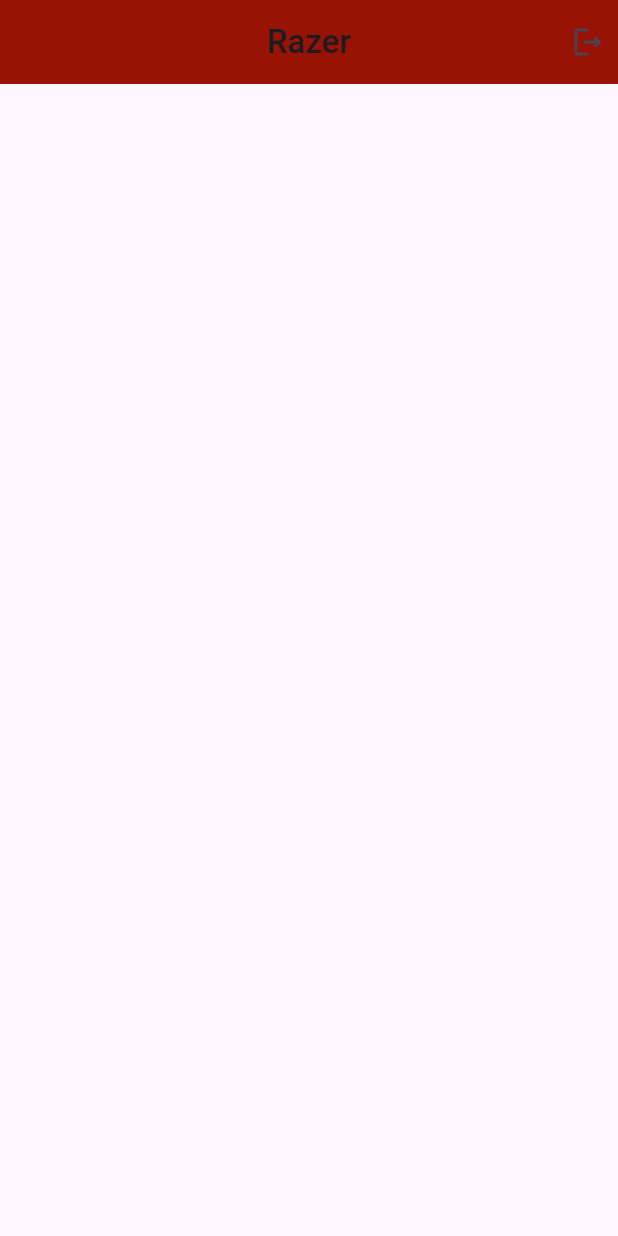
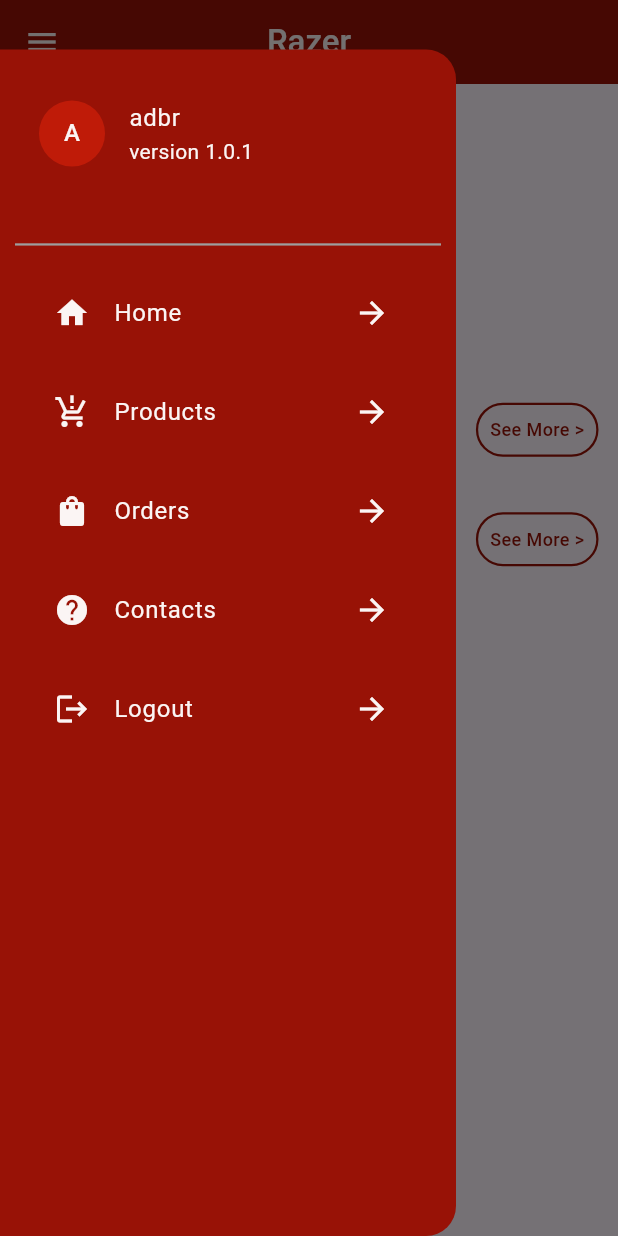
Before and after one commit to aman8757/shoping, a Flutter app: the MainScreen screen opened directly, with the side drawer open (before the commit the screen has no drawer), on a phone screen of 412 x 824 dp. Run offline on Flutter 3.47's test engine with Material 2 defaults, Android fonts, the light colour scheme and no system bars; drawn by our look-alikes of carousel_slider; our stand-ins replace cached_network_image, cloud_firestore, firebase_auth, firebase_core, firebase_messaging, flutter_easyloading and 4 more; accounts and stored records are empty.

Commit message:
home screen banner

```diff
--- /dev/null
+++ b/lib/controllers/banners-controller.dart
@@ -0,0 +1,32 @@
+// ignore_for_file: unused_local_variable, avoid_print, override_on_non_overriding_member
+
+import 'package:cloud_firestore/cloud_firestore.dart';
+import 'package:get/get.dart';
+
+class bannerController extends GetxController {
+  RxList<String> bannerUrls=RxList<String>();
+
+@override
+void onInit() {
+  super.onInit();
+  fetchBannersUrls();
+
+}
+// fetch banners
+
+Future<void> fetchBannersUrls() async {
+  try {
+     QuerySnapshot bannersSnapshot =
+   await FirebaseFirestore.instance.collection('banners').get();
+
+if (bannersSnapshot.docs.isNotEmpty) {
+  bannerUrls.value= bannersSnapshot.docs.map((doc) => doc['imageUrl'] as String).toList();
+}
+
+  } catch (e) {
+    print("error:$e");
+
+  }
+}
+
+}
--- a/lib/screens/auth-ui/splash-screen.dart
+++ b/lib/screens/auth-ui/splash-screen.dart
@@ -19,7 +19,7 @@
 
 
 class SplashScreen extends StatefulWidget {
-  const SplashScreen({super.key});0
+  const SplashScreen({super.key});
 
   @override
   State<SplashScreen> createState() => _SplashScreenState();
--- a/lib/screens/user-panel/main-screen.dart
+++ b/lib/screens/user-panel/main-screen.dart
@@ -1,47 +1,72 @@
-import 'package:firebase_auth/firebase_auth.dart';
+// ignore_for_file: prefer_const_constructors
+
+import 'package:flexshow/widgets/banner-widget.dart';
 import 'package:flutter/material.dart';
+import 'package:flutter/services.dart';
 import 'package:get/get.dart';
-import 'package:google_sign_in/google_sign_in.dart';
-
 import '../../utils/app-constant.dart';
-import '../auth-ui/welcome-screen.dart';
-
+import '../../widgets/custom-drawer-widget.dart';
+import '../../widgets/heading-widget.dart';
 
 class MainScreen extends StatelessWidget {
-    MainScreen({super.key});
+  const MainScreen({super.key});
 
   @override
   Widget build(BuildContext context) {
-    return Scaffold(  //backgroundColor: AppConstant.appSecondaryColor,
+    return Scaffold(
+      //backgroundColor: AppConstant.appSecondaryColor,
       //backgroundColor: Theme.of(context).colorScheme.primaryContainer,
 
-      appBar: AppBar(backgroundColor: AppConstant.appSecondaryColor,
+      appBar: AppBar(
+        iconTheme: IconThemeData(color: AppConstant.appTextColor),
+        systemOverlayStyle: SystemUiOverlayStyle(
+            statusBarColor: AppConstant.appSecondaryColor,
+            statusBarIconBrightness: Brightness.light),
+        backgroundColor: AppConstant.appSecondaryColor,
         // backgroundColor: Theme.of(context).colorScheme.inversePrimary,
 
         title: Text(
           AppConstant.appMainName,
-          style: TextStyle(fontWeight: FontWeight.w500),
+          style: TextStyle(
+              fontWeight: FontWeight.w500, color: AppConstant.appTextColor),
         ),
         centerTitle: true,
-        actions: [
-          GestureDetector(
-            onTap: () async {
-              GoogleSignIn googleSignIn = GoogleSignIn();
-              FirebaseAuth _auth = FirebaseAuth.instance;
-             await _auth.signOut();
-
-              await googleSignIn.signOut();
-              Get.offAll(() => WelcomeScreen());
-            },
-            child: Padding(
-              padding: const EdgeInsets.all(8.0),
-              child: Icon(Icons.logout_outlined),
-            ),
-          ),
-        ],
       ),
 
-      //  centerTitle: true,
+      drawer: DrawerWidget(),
+
+      body: SingleChildScrollView(
+        physics: BouncingScrollPhysics(),
+        child: Container(
+          child: Column(
+            children: [
+              SizedBox(
+                height:  Get.height /90.0,
+              ),
+              Text('Aman'),
+
+              // banners
+              BannerWidget(),
+
+              // heading
+
+              HeadingWidget(
+                headingTitle: "Categories",
+                headinhSubTitle: "According to your budget",
+                onTap: () {},
+                buttonText: "See More >",
+              ),
+               HeadingWidget(
+                headingTitle: "Flash Sale",
+                headinhSubTitle: "According to your budget",
+                onTap: () {},
+                buttonText: "See More >",
+              ),
+            ],
+          ),
+        ),
+
+      ),
     );
   }
 }
--- /dev/null
+++ b/lib/widgets/banner-widget.dart
@@ -0,0 +1,62 @@
+// ignore_for_file: unused_field, prefer_const_constructors
+
+import 'package:cached_network_image/cached_network_image.dart';
+import 'package:carousel_slider/carousel_slider.dart';
+import 'package:flutter/cupertino.dart';
+
+import 'package:flutter/material.dart';
+import 'package:get/get.dart';
+
+import '../controllers/banners-controller.dart';
+
+
+class BannerWidget extends StatefulWidget {
+  const BannerWidget({super.key});
+
+  @override
+  State<BannerWidget> createState() => _BannerWidgetState();
+}
+
+class _BannerWidgetState extends State<BannerWidget> {
+final CarouselController carouselController =CarouselController();
+
+final bannerController _bannerController= Get.put(bannerController());
+
+  @override
+  Widget build(BuildContext context) {
+    return Container(
+      child: Obx(() {
+        return CarouselSlider(
+          items: _bannerController.bannerUrls
+              .map((imageUrls) => ClipRRect(
+                    borderRadius: BorderRadius.circular(10.0),
+                    child: CachedNetworkImage(
+                      imageUrl: imageUrls,
+                      fit: BoxFit.cover,
+                      width: Get.width - 10,
+                      placeholder: (context, url) => ColoredBox(
+                        color: Colors.white,
+                        child: Center(
+                          child: CupertinoActivityIndicator(),
+                        ),
+                      ),
+                      errorWidget: (context, url, error) => Icon(Icons.error),
+
+
+
+
+
+                    ),
+                  ))
+              .toList(),
+          options: CarouselOptions(
+            scrollDirection: Axis.horizontal,
+            autoPlay: true,
+            aspectRatio: 2.5,
+            viewportFraction: 1,
+          ),
+        );
+      }),
+    );
+  }
+}
--- /dev/null
+++ b/lib/widgets/custom-drawer-widget.dart
@@ -0,0 +1,124 @@
+// ignore_for_file: prefer_const_constructors, prefer_const_literals_to_create_immutables, sort_child_properties_last, no_leading_underscores_for_local_identifiers
+
+import 'package:firebase_auth/firebase_auth.dart';
+import 'package:flexshow/utils/app-constant.dart';
+import 'package:flutter/material.dart';
+import 'package:get/get.dart';
+import 'package:google_sign_in/google_sign_in.dart';
+
+import '../screens/auth-ui/welcome-screen.dart';
+
+class DrawerWidget extends StatefulWidget {
+  const DrawerWidget({super.key});
+
+  @override
+  State<DrawerWidget> createState() => _DrawerWidgetState();
+}
+
+class _DrawerWidgetState extends State<DrawerWidget> {
+  @override
+  Widget build(BuildContext context) {
+    return Padding(
+      padding: EdgeInsets.only(top: Get.height / 25),
+      child: Drawer(
+        shape: RoundedRectangleBorder(
+            borderRadius: BorderRadius.only(
+          topRight: Radius.circular(20.0),
+          bottomRight: Radius.circular(20.0),
+        )),
+        child: Wrap(
+          runSpacing: 10,
+          children: [
+            Padding(
+              padding: const EdgeInsets.symmetric(horizontal: 10.0, vertical: 20.0),
+              child: ListTile(
+                titleAlignment: ListTileTitleAlignment.center,
+                title: Text("adbr",style: TextStyle(color: AppConstant.appTextColor),),
+                subtitle: Text("version 1.0.1",style: TextStyle(color: AppConstant.appTextColor)),
+                leading: CircleAvatar(radius: 22.0,
+                backgroundColor: AppConstant.appMainColor,
+                child: Text("A",style: TextStyle(color: AppConstant.appTextColor)),),
+
+              ),
+            ),
+            Divider(indent: 10.0, endIndent: 10.0,thickness: 1.5,
+            color: Colors.grey
+            ),
+             Padding(
+              padding: const EdgeInsets.symmetric(horizontal: 20.0,),
+              child: ListTile(
+                titleAlignment: ListTileTitleAlignment.center,
+                title: Text("Home",style: TextStyle(color: AppConstant.appTextColor)),
+
+                leading: Icon(Icons.home,color: AppConstant.appTextColor,),
+                trailing: Icon(Icons.arrow_forward,color: AppConstant.appTextColor),
+
+              ),
+            ),
+             Padding(
+              padding: const EdgeInsets.symmetric(horizontal: 20.0,),
+              child: ListTile(
+                titleAlignment: ListTileTitleAlignment.center,
+                title: Text("Products",style: TextStyle(color: AppConstant.appTextColor)),
+
+                leading: Icon(Icons.production_quantity_limits,color: AppConstant.appTextColor,),
+                trailing: Icon(Icons.arrow_forward,color: AppConstant.appTextColor,),
+
+              ),
+            ),
+
+             Padding(
+              padding: const EdgeInsets.symmetric(horizontal: 20.0,),
+              child: ListTile(
+                titleAlignment: ListTileTitleAlignment.center,
+                title: Text("Orders",style: TextStyle(color: AppConstant.appTextColor)),
+
+                leading: Icon(Icons.shopping_bag,color: AppConstant.appTextColor,),
+                trailing: Icon(Icons.arrow_forward,color: AppConstant.appTextColor,),
+
+              ),
+            ),
+
+                Padding(
+              padding: const EdgeInsets.symmetric(horizontal: 20.0,),
+              child: ListTile(
+                titleAlignment: ListTileTitleAlignment.center,
+                title: Text("Contacts",style: TextStyle(color: AppConstant.appTextColor)),
+
+                leading: Icon(Icons.help,color: AppConstant.appTextColor,),
+                trailing: Icon(Icons.arrow_forward,color: AppConstant.appTextColor,),
+
+              ),
+            ),
+                Padding(
+              padding: const EdgeInsets.symmetric(horizontal: 20.0,),
+              child: ListTile(
+ onTap: () async {
+              GoogleSignIn googleSignIn = GoogleSignIn();
+              FirebaseAuth _auth = FirebaseAuth.instance;
+             await _auth.signOut();
+
+              await googleSignIn.signOut();
+              Get.offAll(() => WelcomeScreen());
+            },
+
+
+                titleAlignment: ListTileTitleAlignment.center,
+                title: Text("Logout",style: TextStyle(color: AppConstant.appTextColor)),
+
+                leading: Icon(Icons.logout,color: AppConstant.appTextColor,),
+                trailing: Icon(Icons.arrow_forward,color: AppConstant.appTextColor,),
+
+              ),
+            ),
+
+          ],
+        ),
+        backgroundColor: AppConstant.appSecondaryColor,
+      ),
+
+
+
+      );
+  }
+}
--- /dev/null
+++ b/lib/widgets/heading-widget.dart
@@ -0,0 +1,61 @@
+import 'package:flexshow/utils/app-constant.dart';
+import 'package:flutter/material.dart';
+
+class HeadingWidget extends StatelessWidget {
+  final String headingTitle;
+  final String headinhSubTitle;
+  final VoidCallback onTap;
+  final String buttonText;
+
+   HeadingWidget({super.key,required this.headingTitle,
+   required this.headinhSubTitle,
+   required this.onTap,
+   required this.buttonText,});
+
+  @override
+  Widget build(BuildContext context) {
+    return Container(
+      margin: EdgeInsets.symmetric(horizontal: 5.0, vertical: 10.0),
+      child: Padding(padding: EdgeInsets.all(8.0),
+      child: Row(
+        mainAxisAlignment: MainAxisAlignment.spaceBetween,
+        children: [
+            Column(
+              crossAxisAlignment: CrossAxisAlignment.start,
+              children: [
+                Text(
+                  headingTitle,
+                  style: TextStyle(
+                      fontWeight: FontWeight.bold, color: Colors.grey.shade800),
+                ),
+                Text(
+                  headinhSubTitle,
+                  style: TextStyle(
+                      fontWeight: FontWeight.w500,
+                      fontSize: 12.0,
+                      color: Colors.grey),
+                ),
+              ],
+            ),
+            GestureDetector(
+              onTap: onTap,
+              child: Container(
+                decoration: BoxDecoration(
+                    borderRadius: BorderRadius.circular(20.0),
+                    border: Border.all(
+                      color: AppConstant.appSecondaryColor,
+                      width: 1.5,
+                    )),
+                child: Padding(
+                  padding: const EdgeInsets.all(8.0),
+                  child: Text(buttonText,style: TextStyle(fontWeight: FontWeight.w500,
+                  fontSize: 12.0,color: AppConstant.appSecondaryColor),),
+                ),
+              ),
+            )
+          ],
+        ),
+      ),
+    );
+  }
+}
--- a/pubspec.yaml
+++ b/pubspec.yaml
@@ -44,6 +44,8 @@
   cloud_firestore: ^4.14.0
   flutter_easyloading: ^3.0.5
   firebase_messaging: ^14.7.10
+  carousel_slider: ^4.2.1
+  cached_network_image: ^3.3.1
 
 dev_dependencies:
   flutter_test:
```
Also changed, not shown: pubspec.lock, 1 other file.
